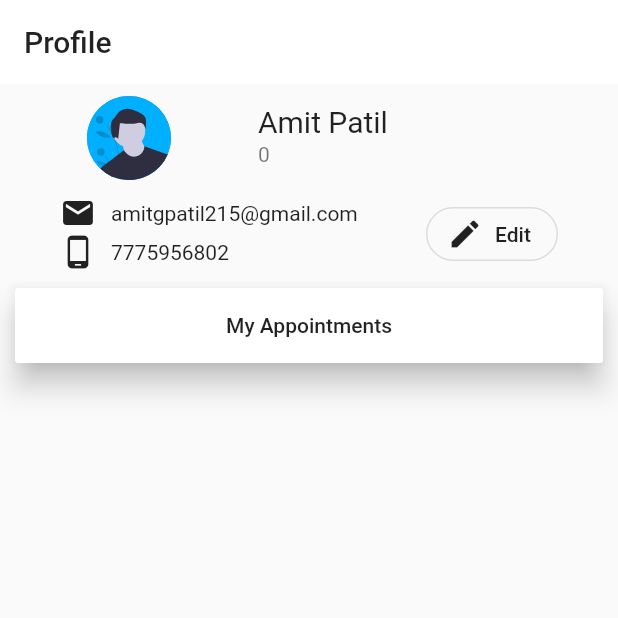
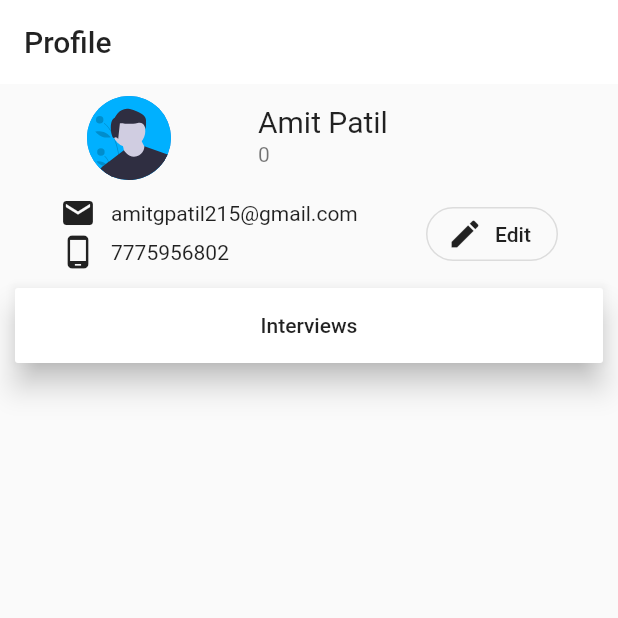
Before and after one commit to Amitpatil215/Interviewee, a Flutter app: the screen it shows after launch, item 4 of the bottom bar chosen, on a phone screen of 412 x 824 dp, the top half of it. Run offline on Flutter 3.47's test engine with Material 2 defaults, Android fonts, the phone set to English and light mode, and no system bars; our stand-ins replace flutter_screenutil, flutter_svg, get.

Commit message:
code refactoring

```diff
--- a/lib/Screen/Home/home_screen.dart
+++ b/lib/Screen/Home/home_screen.dart
@@ -1,6 +1,6 @@
 import 'package:flutter/material.dart';
 import '../../Screen/Notification/notification_tab.dart';
-import '../../Screen/Notification/search_tab_screen.dart';
+import '../SearchTab/search_tab_screen.dart';
 import '../../Screen/HomeTab/home_tab_screen.dart';
 import '../../Screen/ProfileTab/profile_tab_screen.dart';
 
@@ -30,6 +30,7 @@ class _HomeScreenState extends State<HomeScreen> {
         ],
       ),
       bottomNavigationBar: BottomNavigationBar(
+
         elevation: 20,
         currentIndex: _currIndex,
         type: BottomNavigationBarType.fixed,
--- a/lib/Screen/MyAppointment/my_appointment_screen.dart
+++ b/lib/Screen/MyAppointment/my_appointment_screen.dart
@@ -1,6 +1,6 @@
 import 'package:flutter/material.dart';
 import 'package:flutter/rendering.dart';
-import 'package:interviewee/Screen/MyAppointment/widget/appointment_tab_bar.dart';
+import 'package:interviewee/Screen/MyAppointment/widget/appoint_s_appointment_title.dart';
 //import '../../widgets/appoint_s_widgets/appoint_s_Tab_Bar.dart';
 
 class AppointmentScreen extends StatelessWidget {
@@ -12,14 +12,17 @@ class AppointmentScreen extends StatelessWidget {
       child: Scaffold(
         appBar: AppBar(
           title: Text(
-            "My Appointments",
+            "Interviews",
             style: TextStyle(
               color: Colors.black,
               fontWeight: FontWeight.bold,
             ),
           ),
         ),
-        body: AppointSTabBar(),
+        body: ListView.builder(
+          itemCount: 8,
+          itemBuilder: (context, index) => ASAppointmentTile(),
+        ),
       ),
     );
   }
--- a/lib/Screen/ProfileTab/widget/my_appointment_button.dart
+++ b/lib/Screen/ProfileTab/widget/my_appointment_button.dart
@@ -16,7 +16,7 @@ class MyAppointmnetButton extends StatelessWidget {
           ),
           height: 50,
           width: double.infinity,
-          child: Center(child: Text("My Appointments")),
+          child: Center(child: Text("Interviews")),
         ),
         color: Colors.white,
         elevation: 8,
```
Also changed, not shown: lib/Screen/MyAppointment/widget/appoint_s_appointment_title.dart (+4 -4 lines), lib/Screen/MyAppointment/widget/appointment_tab_bar.dart (deleted, +0 -12 lines), lib/main.dart (+7 -0 lines), lib/Screen/SearchTab/search_tab_screen.dart (renamed from lib/Screen/Notification/search_tab_screen.dart).
